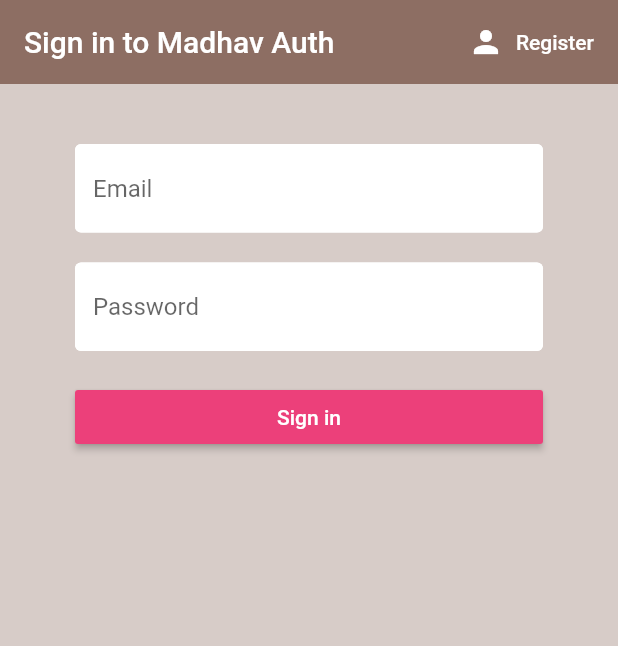
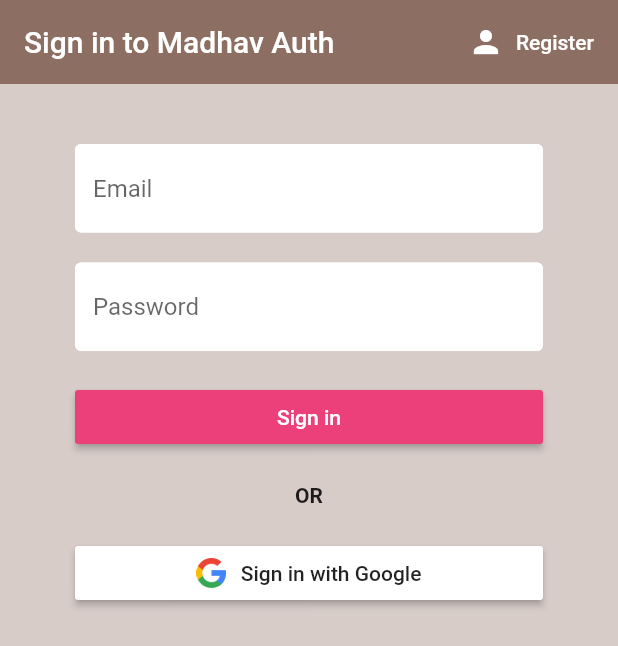
Before and after one commit to poudelmadhav/flutter-authentication, a Flutter app: the screen it shows after launch, on a phone screen of 412 x 824 dp. Shown: the top 646 px of the screen. Run offline on Flutter 3.47's test engine with Material 2 defaults, Android fonts, the phone set to English and light mode, and no system bars; our stand-ins replace cloud_firestore, firebase_auth, flutter_spinkit, google_sign_in; accounts and stored records are empty.

Commit message:
signin with google added

```diff
--- a/lib/screens/authenticate/sign_in.dart
+++ b/lib/screens/authenticate/sign_in.dart
@@ -95,6 +95,40 @@ class _SignInState extends State<SignIn> {
                       },
                     ),
                     SizedBox(height: 20.0),
+                    Center(
+                      child: Text(
+                        'OR',
+                        style: TextStyle(fontWeight: FontWeight.bold),
+                      ),
+                    ),
+                    SizedBox(height: 20.0),
+                    RaisedButton(
+                      color: Colors.white,
+                      child: Row(
+                        mainAxisSize: MainAxisSize.min,
+                        mainAxisAlignment: MainAxisAlignment.center,
+                        children: <Widget>[
+                          Image.asset('assets/google_logo.png', height: 20.0),
+                          SizedBox(width: 10.0),
+                          Text(
+                            'Sign in with Google',
+                            style: TextStyle(color: Colors.black87),
+                          ),
+                        ],
+                      ),
+                      onPressed: () async {
+                        setState(() => loading = true);
+                        dynamic result = await _auth.signInWithGoogle();
+                        print(result);
+                        if (!(result is User)) {
+                          setState(() {
+                            loading = false;
+                            error = 'There is a problem signing in';
+                          });
+                        }
+                      },
+                    ),
+                    SizedBox(height: 20.0),
                     Text(
                       error,
                       style: TextStyle(
--- a/pubspec.yaml
+++ b/pubspec.yaml
@@ -28,6 +28,7 @@ dependencies:
   # The following adds the Cupertino Icons font to your application.
   # Use with the CupertinoIcons class for iOS style icons.
   cupertino_icons: ^0.1.3
+  google_sign_in: ^4.5.1
   firebase_auth: ^0.16.1
   cloud_firestore: ^0.13.7
   provider: ^4.3.1
```
Also changed, not shown: lib/screens/authenticate/register.dart (+34 -0 lines), lib/services/auth.dart (+29 -0 lines), assets/google_logo.png (added), pubspec.lock.
